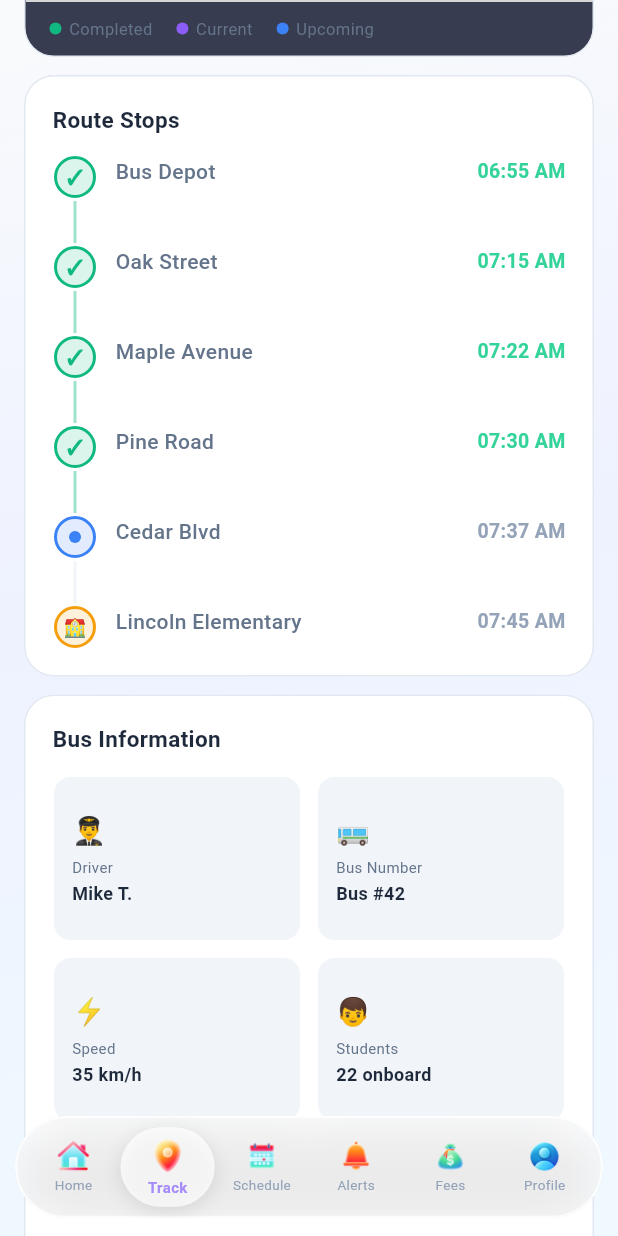
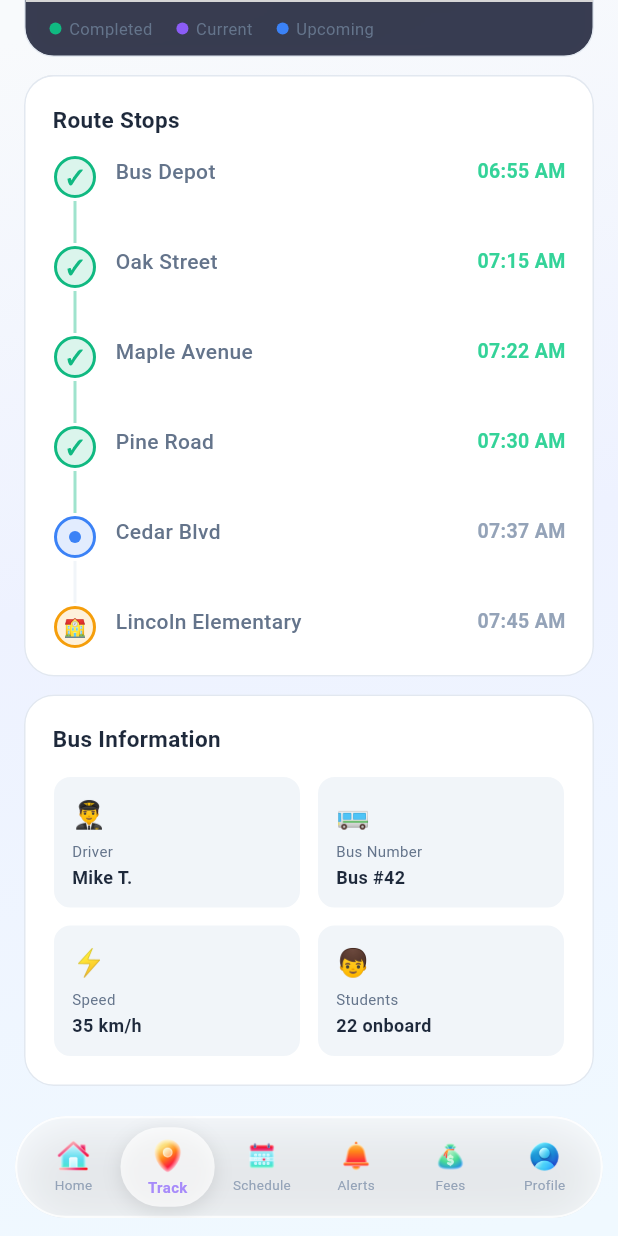
Before and after one commit to Talha-Aslam/transit_pro, a Flutter app: the ParentLayout screen opened by its route, item 2 of the bottom bar chosen, scrolled down 481 dp, on a phone screen of 412 x 824 dp. Run offline on Flutter 3.47's test engine with Material 3 defaults, Android fonts, the phone set to English and light mode, and no system bars; drawn by our look-alikes of google_maps_flutter; our stand-ins replace firebase_auth, firebase_core, flutter_local_notifications, geolocator, go_router, google_sign_in and 2 more; missing offline and left inert: flutter_polyline_points; accounts and stored records are empty; grey boxes are pictures that could not be loaded.

Commit message:
transit_pro

```diff
--- a/lib/screens/parent/parent_tracking.dart
+++ b/lib/screens/parent/parent_tracking.dart
@@ -488,25 +488,33 @@ class _ParentTrackingState extends State<ParentTracking> {
                                 ),
                               ),
                               const SizedBox(height: 14),
-                              GridView.count(
-                                shrinkWrap: true,
-                                physics: const NeverScrollableScrollPhysics(),
-                                crossAxisCount: 2,
-                                mainAxisSpacing: 10,
-                                crossAxisSpacing: 10,
-                                childAspectRatio: 1.5,
+                              Column(
+                                mainAxisSize: MainAxisSize.min,
                                 children: [
-                                  _InfoCard(
+                                  Row(
+                                    children: [
+                                      Expanded(
+                                        child: _InfoCard(
                                           icon: '👨‍✈️',
                                           label: AppStrings.t('driver'),
                                           value: child?.driver ?? 'N/A',
                                         ),
-                                  _InfoCard(
+                                      ),
+                                      const SizedBox(width: 10),
+                                      Expanded(
+                                        child: _InfoCard(
                                           icon: '🚌',
                                           label: AppStrings.t('bus_number'),
                                           value: child?.busNumber ?? 'N/A',
                                         ),
-                                  ValueListenableBuilder<int>(
+                                      ),
+                                    ],
+                                  ),
+                                  const SizedBox(height: 10),
+                                  Row(
+                                    children: [
+                                      Expanded(
+                                        child: ValueListenableBuilder<int>(
                                           valueListenable: _tracking.speed,
                                           builder: (_, spd, __) => _InfoCard(
                                             icon: '⚡',
@@ -514,10 +522,16 @@ class _ParentTrackingState extends State<ParentTracking> {
                                             value: '$spd km/h',
                                           ),
                                         ),
-                                  _InfoCard(
+                                      ),
+                                      const SizedBox(width: 10),
+                                      Expanded(
+                                        child: _InfoCard(
                                           icon: '👦',
                                           label: AppStrings.t('students'),
                                           value: '22 onboard',
+                                        ),
+                                      ),
+                                    ],
                                   ),
                                 ],
                               ),
```
Lines whose indentation alone changed are shown as unchanged.
